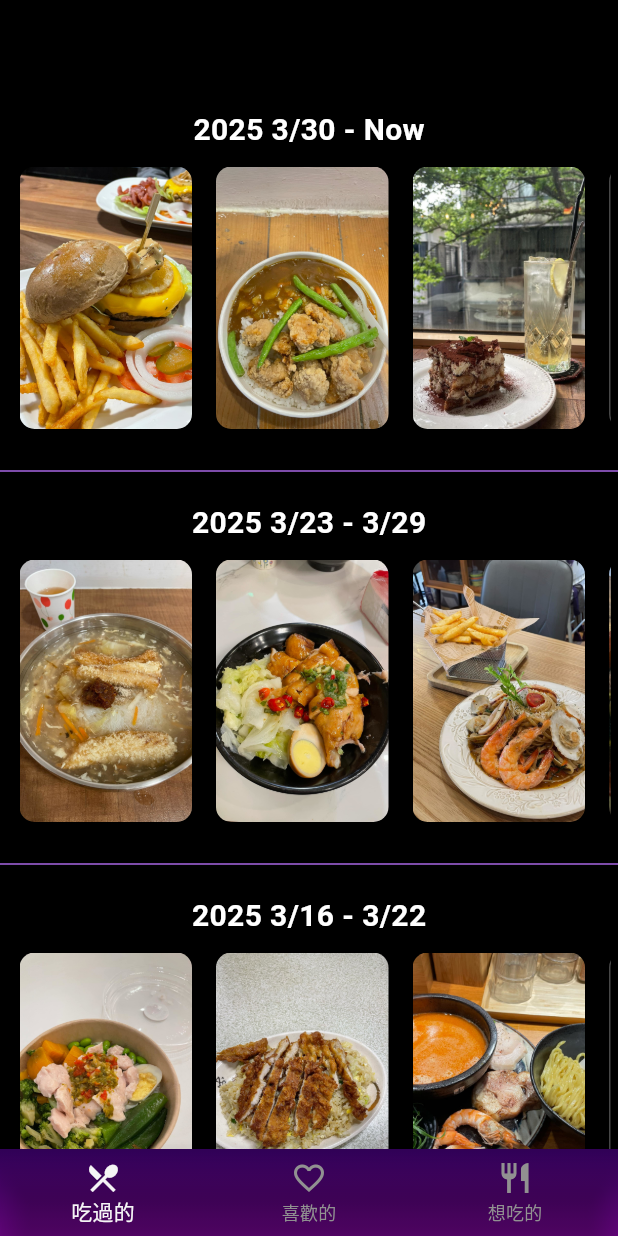
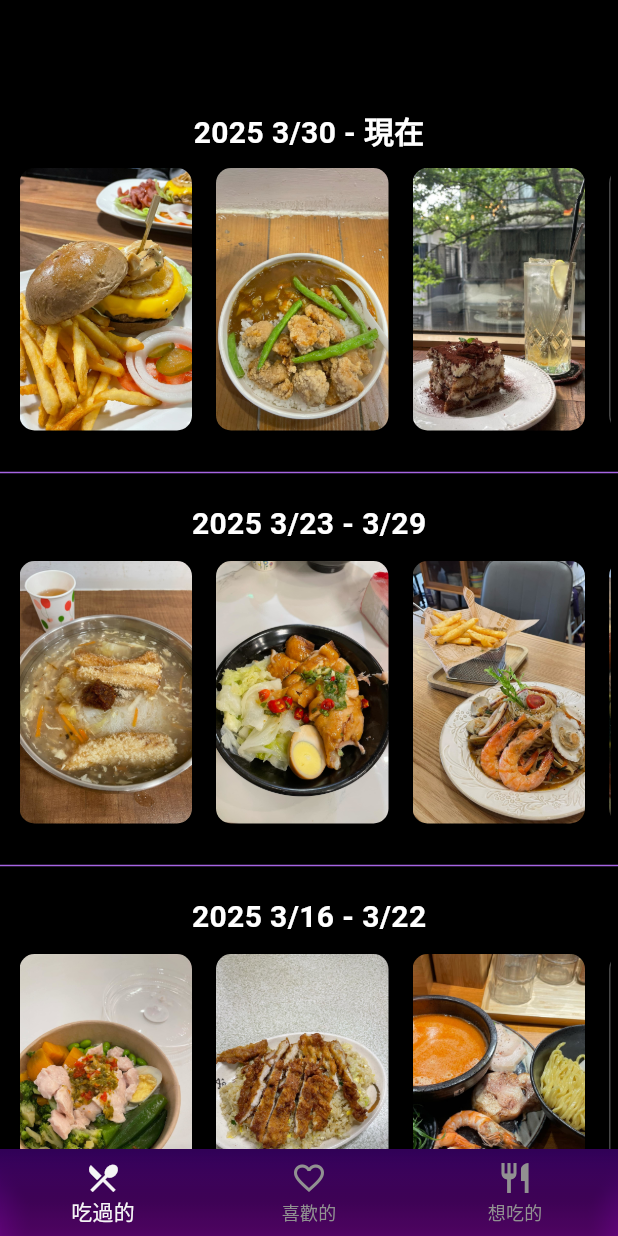
Before and after one commit to andywang947/Fooder, a Flutter app: the screen it shows after launch, on a phone screen of 412 x 824 dp. Run offline on Flutter 3.47's test engine with Material 3 defaults, Android fonts, the phone set to English and light mode, and no system bars; our stand-ins replace flutter_card_swiper, image_picker.

Commit message:
Fix english-to-chinese

```diff
--- a/fooder/lib/pages/retro.dart
+++ b/fooder/lib/pages/retro.dart
@@ -73,7 +73,7 @@ class _RetroState extends State<Retro> {
                       ),
                       PhotoDatabase(
                         meals: meals3,
-                        title: '2025 3/30 - Now',
+                        title: '2025 3/30 - 現在',
                       ),
                       Divider(color: AppColors.dividerColor),
                       PhotoDatabase(
```
